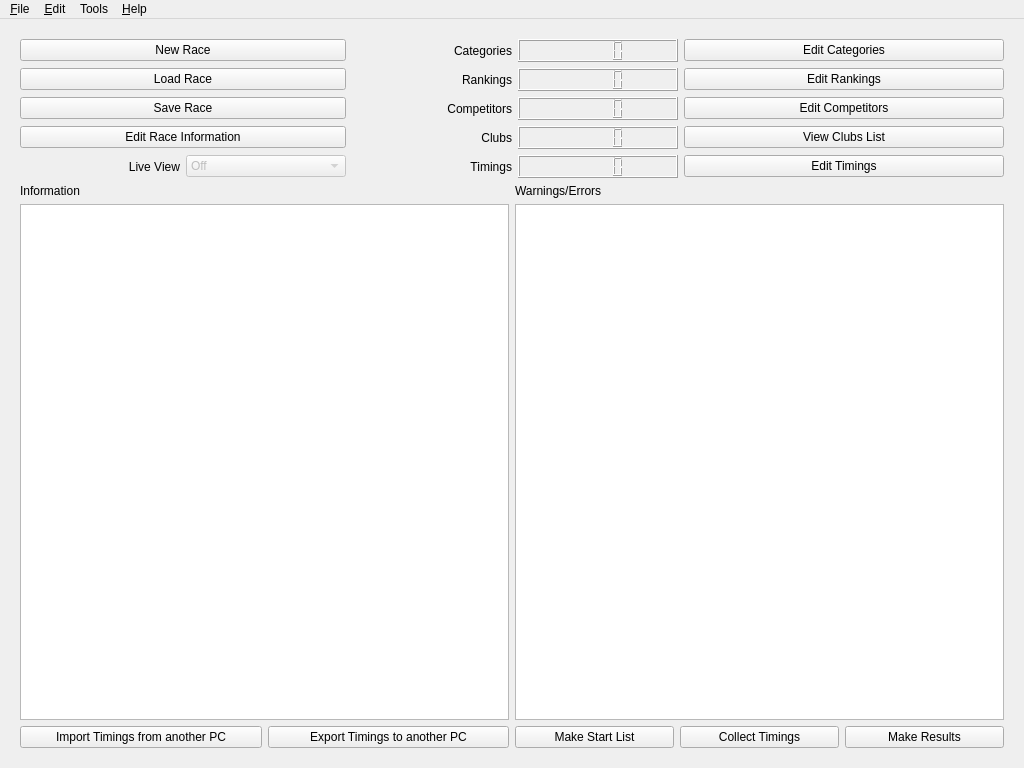
flinco/LBChronoRace, file chronorace.ui: the form before one commit.
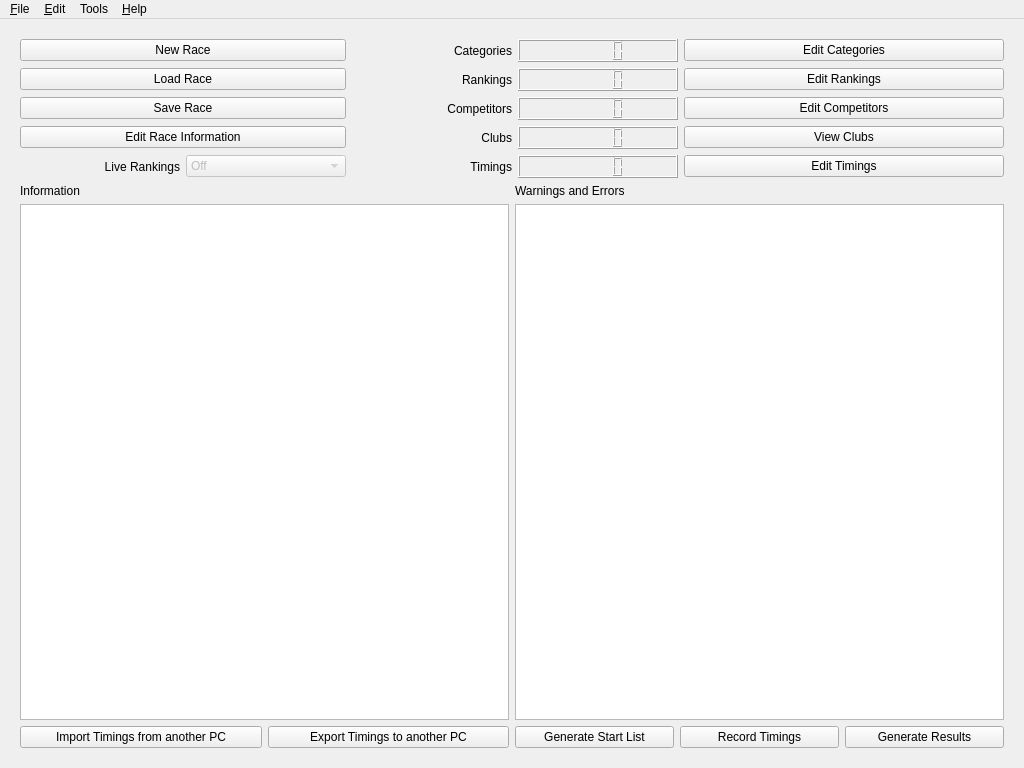
The form after the commit. Icons and pictures are not drawn.

```diff
--- a/chronorace.ui
+++ b/chronorace.ui
@@ -193,7 +193,7 @@
          <string>See the list of the clubs (that cannot be changed)</string>
         </property>
         <property name="text">
-         <string>View Clubs List</string>
+         <string>View Clubs</string>
         </property>
         <property name="icon">
          <iconset resource="materialicons.qrc">
@@ -265,7 +265,7 @@
          <string>Select a screen for the Live View</string>
         </property>
         <property name="text">
-         <string>Live View</string>
+         <string>Live Rankings</string>
         </property>
         <property name="alignment">
          <set>Qt::AlignmentFlag::AlignRight|Qt::AlignmentFlag::AlignTrailing|Qt::AlignmentFlag::AlignVCenter</set>
@@ -329,7 +329,7 @@
         <item>
          <widget class="QLabel" name="labelErrorDisplay">
           <property name="text">
-           <string>Warnings/Errors</string>
+           <string>Warnings and Errors</string>
           </property>
          </widget>
         </item>
@@ -410,7 +410,7 @@
            <string>Generate start list</string>
           </property>
           <property name="text">
-           <string>Make Start List</string>
+           <string>Generate Start List</string>
           </property>
           <property name="icon">
            <iconset resource="materialicons.qrc">
@@ -433,7 +433,7 @@
            <string>Collect timings and bibs</string>
           </property>
           <property name="text">
-           <string>Collect Timings</string>
+           <string>Record Timings</string>
           </property>
           <property name="icon">
            <iconset resource="materialicons.qrc">
@@ -456,7 +456,7 @@
            <string>Generate results</string>
           </property>
           <property name="text">
-           <string>Make Results</string>
+           <string>Generate Results</string>
           </property>
           <property name="icon">
            <iconset resource="materialicons.qrc">
```
Left out of the diff: 24 changed lines with no effect on the pictures.
